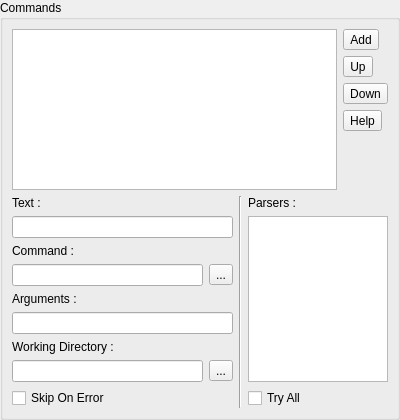
testmana2/mks, file v2/branches/newxup/monkey/src/xupmanager/gui/CommandsEditor.ui: the form before one commit.
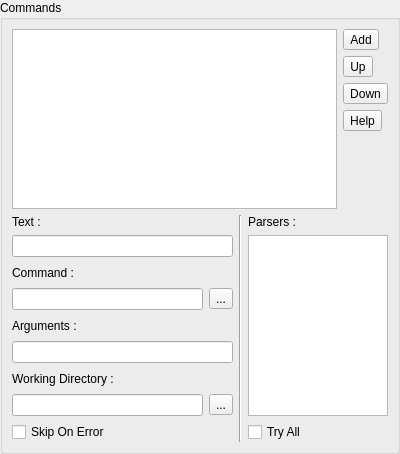
The form after the commit. Icons and pictures are not drawn. Custom widgets are drawn as their Qt base class.

```diff
--- a/v2/branches/newxup/monkey/src/xupmanager/gui/CommandsEditor.ui
+++ b/v2/branches/newxup/monkey/src/xupmanager/gui/CommandsEditor.ui
@@ -7,7 +7,7 @@
     <x>0</x>
     <y>0</y>
     <width>400</width>
-    <height>420</height>
+    <height>454</height>
    </rect>
   </property>
   <property name="windowTitle">
```
